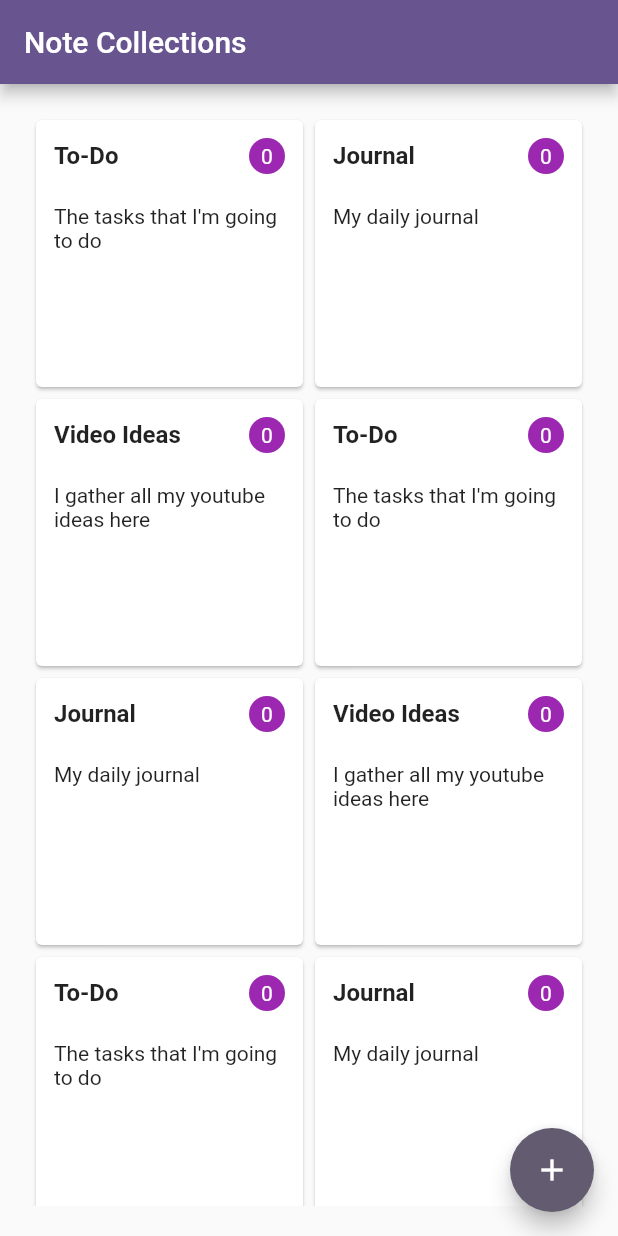
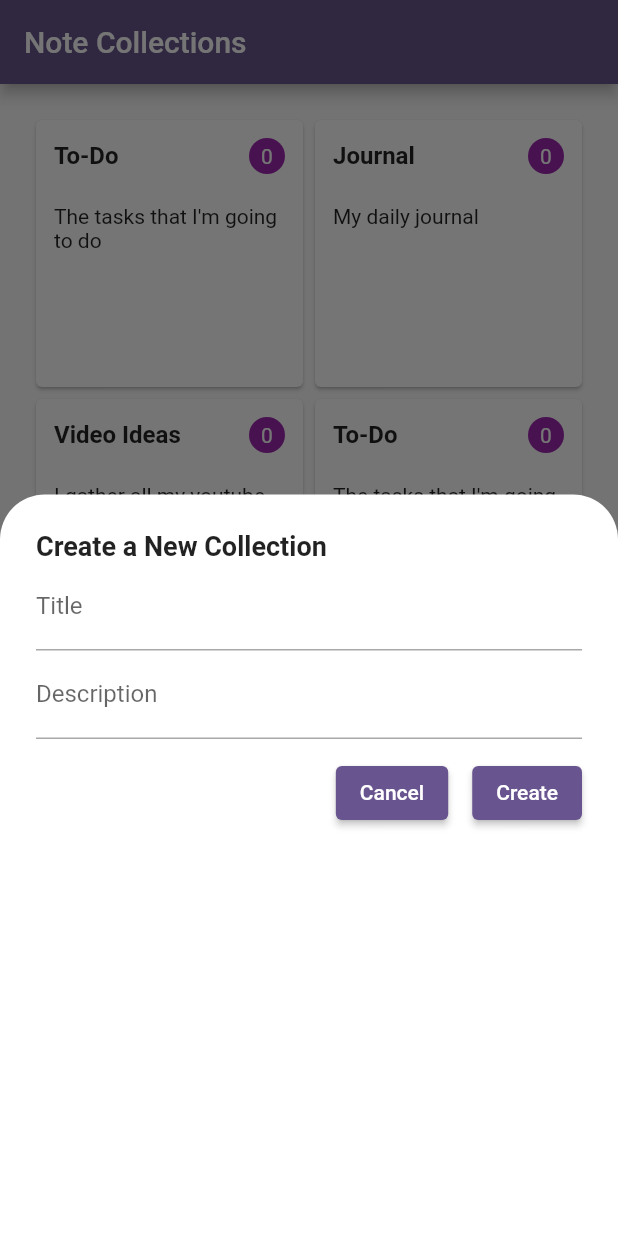
Before and after one commit to eren1106/Note-Taking-App, a Flutter app: the NoteCollectionsScreen widget shown alone on an empty page, opened directly, after a tap on the "add" icon, on a phone screen of 412 x 824 dp. Run offline on Flutter 3.47's test engine with Material 2 defaults, Android fonts, the phone set to English and light mode, and no system bars.

Commit message:
Show bottom modal after click add button in note-collections page

```diff
--- a/lib/constants/padding.dart
+++ b/lib/constants/padding.dart
@@ -2,4 +2,7 @@ import 'package:flutter/material.dart';
 
 class KPadding {
   static const a12 = EdgeInsets.all(12);
+  static const a20 = EdgeInsets.all(20);
+  static const a24 = EdgeInsets.all(24);
+  static const a32 = EdgeInsets.all(32);
 }
--- a/lib/view/screens/note_collections_screen.dart
+++ b/lib/view/screens/note_collections_screen.dart
@@ -1,5 +1,6 @@
 import 'package:flutter/material.dart';
 import 'package:note_taking_app/constants/mocks.dart';
+import 'package:note_taking_app/constants/padding.dart';
 import 'package:note_taking_app/model/note_collection.dart';
 import 'package:note_taking_app/utils/utils.dart';
 import 'package:note_taking_app/view/screens/notes_screen.dart';
@@ -16,7 +17,16 @@ class NoteCollectionsScreen extends StatefulWidget {
 
 class _NoteCollectionsScreenState extends State<NoteCollectionsScreen> {
   void showCreateCollectionModal() {
-    // TODO: show modal
+    showModalBottomSheet(
+      context: context,
+      isScrollControlled: true, // Makes the modal full height
+      backgroundColor: const Color.fromRGBO(255, 0, 0, 0),
+      builder: (context) => SizedBox(
+        height: MediaQuery.of(context).size.height *
+            0.6, // Set the height to 60% of the screen's height
+        child: const CreateCollectionModal(),
+      ),
+    );
   }
 
   @override
@@ -92,3 +102,57 @@ class NoteCollectionCard extends StatelessWidget {
     );
   }
 }
+
+class CreateCollectionModal extends StatefulWidget {
+  const CreateCollectionModal({super.key});
+
+  @override
+  _CreateCollectionModalState createState() => _CreateCollectionModalState();
+}
+
+class _CreateCollectionModalState extends State<CreateCollectionModal> {
+  @override
+  Widget build(BuildContext context) {
+    return Container(
+      padding: KPadding.a24,
+      decoration: const BoxDecoration(
+        borderRadius: BorderRadius.vertical(
+          top: Radius.circular(30), // Add rounded corners to the top
+        ),
+        color: Colors.white,
+      ),
+      child: Column(
+        crossAxisAlignment: CrossAxisAlignment.start,
+        children: [
+          const Text("Create a New Collection",
+              style: TextStyle(fontSize: 18, fontWeight: FontWeight.bold)),
+          const TextField(
+            decoration: InputDecoration(
+              label: Text("Title"),
+            ),
+          ),
+          const TextField(
+            decoration: InputDecoration(
+              label: Text("Description"),
+            ),
+          ),
+          const Gap(y: 12,),
+          Row(
+            mainAxisAlignment: MainAxisAlignment.end,
+            children: [
+              ElevatedButton(
+                onPressed: (){},
+                child: const Text("Cancel"),
+              ),
+              const Gap(x: 16),
+              ElevatedButton(
+                onPressed: (){},
+                child: const Text("Create"),
+              ),
+            ],
+          )
+        ],
+      ),
+    );
+  }
+}
```
